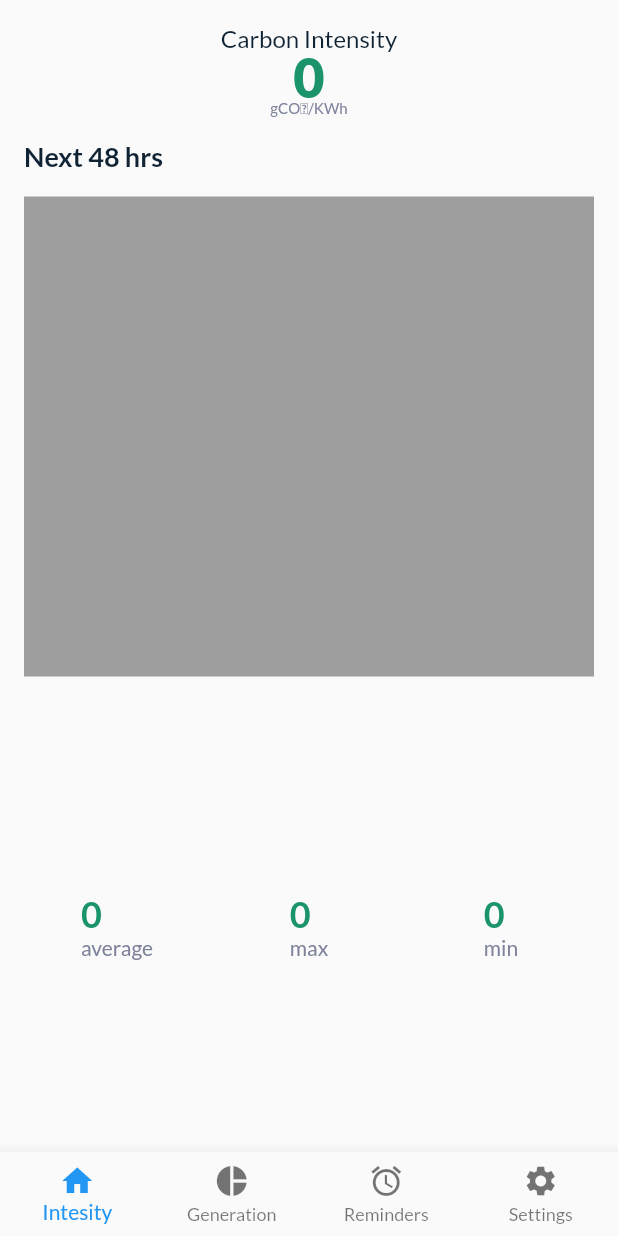
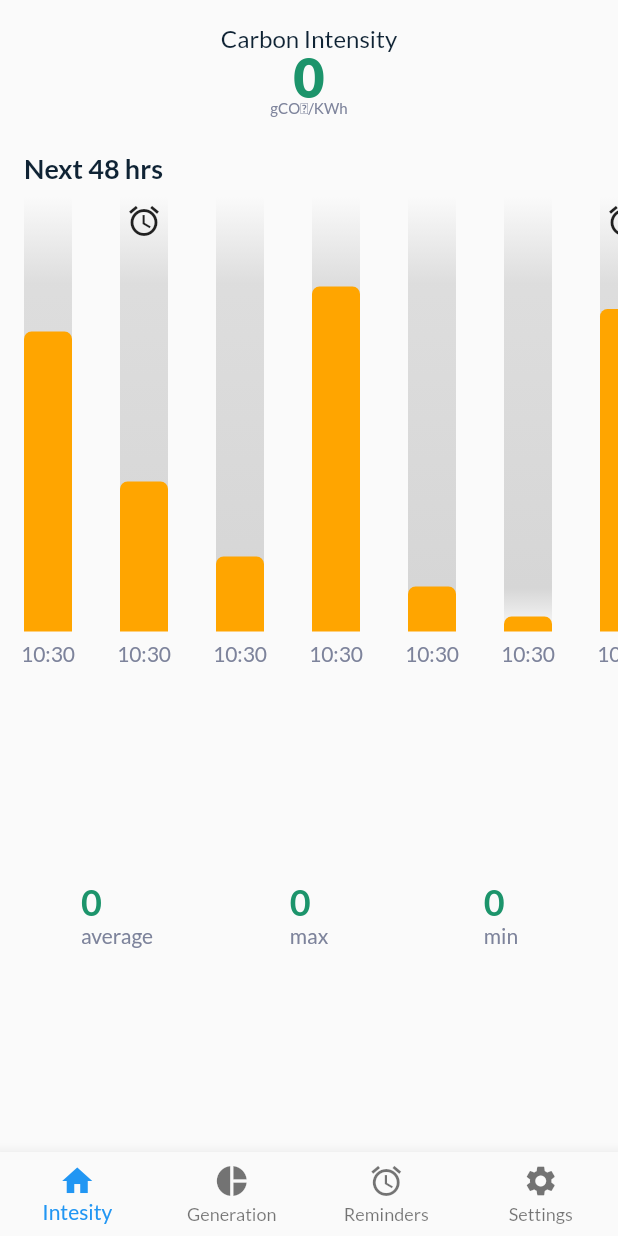
Before and after one commit to Zambrella/enviro_app, a Flutter app: the screen it shows after launch, on a phone screen of 412 x 824 dp. Run offline on Flutter 3.47's test engine with Material 2 defaults, Android fonts, the phone set to English and light mode, and no system bars; our stand-ins replace bloc, flutter_bloc; network calls fail.

Commit message:
v1 of bar chart with mock data

```diff
--- a/lib/ui/intensity_page/intensity_page_graph.dart
+++ b/lib/ui/intensity_page/intensity_page_graph.dart
@@ -1,15 +1,181 @@
+import 'package:enviro_app/constants/ui_constants.dart';
 import 'package:flutter/material.dart';
 
 class IntensityPageGraph extends StatelessWidget {
+  static const _totalHeight = 320.0;
+  static const _barWidth = 32.0;
+  final List<GraphBar> _backgroundBars = [
+    GraphBar(
+      barHeight: _totalHeight,
+      barWidth: _barWidth,
+      dateTime: DateTime.now(),
+      primaryBarHeight: 200,
+      hasReminder: false,
+    ),
+    GraphBar(
+      barHeight: _totalHeight,
+      barWidth: _barWidth,
+      dateTime: DateTime.now(),
+      primaryBarHeight: 100,
+      hasReminder: true,
+    ),
+    GraphBar(
+      barHeight: _totalHeight,
+      barWidth: _barWidth,
+      dateTime: DateTime.now(),
+      primaryBarHeight: 50,
+      hasReminder: false,
+    ),
+    GraphBar(
+      barHeight: _totalHeight,
+      barWidth: _barWidth,
+      dateTime: DateTime.now(),
+      primaryBarHeight: 230,
+      hasReminder: false,
+    ),
+    GraphBar(
+      barHeight: _totalHeight,
+      barWidth: _barWidth,
+      dateTime: DateTime.now(),
+      primaryBarHeight: 30,
+      hasReminder: false,
+    ),
+    GraphBar(
+      barHeight: _totalHeight,
+      barWidth: _barWidth,
+      dateTime: DateTime.now(),
+      primaryBarHeight: 10,
+      hasReminder: false,
+    ),
+    GraphBar(
+      barHeight: _totalHeight,
+      barWidth: _barWidth,
+      dateTime: DateTime.now(),
+      primaryBarHeight: 215,
+      hasReminder: true,
+    ),
+    GraphBar(
+      barHeight: _totalHeight,
+      barWidth: _barWidth,
+      dateTime: DateTime.now(),
+      primaryBarHeight: 123,
+      hasReminder: false,
+    ),
+    GraphBar(
+      barHeight: _totalHeight,
+      barWidth: _barWidth,
+      dateTime: DateTime.now(),
+      primaryBarHeight: 40,
+      hasReminder: false,
+    ),
+    GraphBar(
+      barHeight: _totalHeight,
+      barWidth: _barWidth,
+      dateTime: DateTime.now(),
+      primaryBarHeight: 70,
+      hasReminder: false,
+    ),
+    GraphBar(
+      barHeight: _totalHeight,
+      barWidth: _barWidth,
+      dateTime: DateTime.now(),
+      primaryBarHeight: 100,
+      hasReminder: false,
+    ),
+  ];
   @override
   Widget build(BuildContext context) {
-    return Padding(
-      padding: const EdgeInsets.all(16.0),
-      child: Container(
-        color: Colors.grey,
-        height: 320,
-        width: double.infinity,
+    return Container(
+      height: _totalHeight,
+      child: ListView.builder(
+        physics: BouncingScrollPhysics(),
+        scrollDirection: Axis.horizontal,
+        itemCount: _backgroundBars.length,
+        itemBuilder: (context, index) {
+          return _backgroundBars[index];
+        },
       ),
     );
   }
 }
+
+class GraphBar extends StatelessWidget {
+  final double barHeight;
+  final double barWidth;
+  final DateTime dateTime;
+  final double primaryBarHeight;
+  final bool hasReminder;
+  final double textHeight = 30;
+  GraphBar({
+    @required this.barHeight,
+    @required this.barWidth,
+    @required this.dateTime,
+    @required this.primaryBarHeight,
+    @required this.hasReminder,
+  });
+  @override
+  Widget build(BuildContext context) {
+    return Column(
+      children: [
+        Padding(
+          padding: const EdgeInsets.symmetric(horizontal: 16),
+          child: Stack(
+            alignment: Alignment.bottomCenter,
+            children: [
+              Container(
+                height: barHeight - textHeight,
+                width: barWidth,
+                decoration: BoxDecoration(
+                  gradient: LinearGradient(
+                    begin: Alignment.bottomCenter,
+                    end: Alignment.topCenter,
+                    colors: <Color>[
+                      Color(0xffD6D6D6).withOpacity(0.0),
+                      Color(0xffD6D6D6),
+                      Color(0xffD6D6D6).withOpacity(0.80),
+                      Color(0xffD6D6D6).withOpacity(0.0),
+                    ],
+                    stops: [
+                      0.0,
+                      0.1,
+                      0.8,
+                      1.0,
+                    ],
+                  ),
+                ),
+              ),
+              Container(
+                height: primaryBarHeight,
+                width: barWidth,
+                decoration: BoxDecoration(
+                  color: kWarningColor,
+                  borderRadius: BorderRadius.only(
+                    topLeft: Radius.circular(5),
+                    topRight: Radius.circular(5),
+                  ),
+                ),
+              ),
+              Positioned(
+                top: 4,
+                child: hasReminder
+                    ? Container(
+                        child: Icon(Icons.alarm),
+                      )
+                    : Container(),
+              )
+            ],
+          ),
+        ),
+        Container(
+          height: textHeight,
+          child: Center(
+            child: Text(
+              '${dateTime.hour}:${dateTime.minute}',
+              style: Theme.of(context).textTheme.bodyText2,
+            ),
+          ),
+        ),
+      ],
+    );
+  }
+}
--- a/lib/ui/intensity_page/intensity_page_graph_header.dart
+++ b/lib/ui/intensity_page/intensity_page_graph_header.dart
@@ -4,7 +4,7 @@ class IntensityPageGraphHeader extends StatelessWidget {
   @override
   Widget build(BuildContext context) {
     return Padding(
-      padding: const EdgeInsets.symmetric(horizontal: 16.0),
+      padding: const EdgeInsets.symmetric(horizontal: 16.0, vertical: 8),
       child: Text(
         'Next 48 hrs',
         style: Theme.of(context).textTheme.headline6,
```
